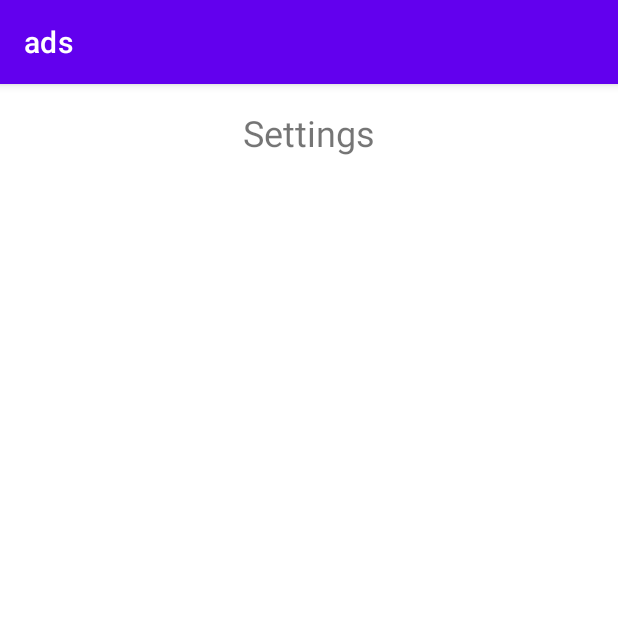
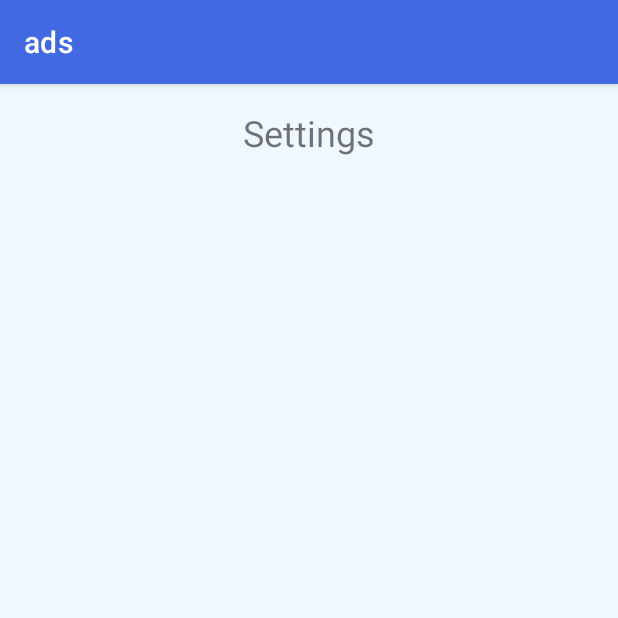
Before and after one commit to dvicanajdinovic/ads, an Android app: the SettingsActivity screen opened directly, with no data from a screen before it, on a phone screen of 412 x 824 dp, the top half of it. Run offline under Robolectric (Android 15) with nearby library versions, the light colour scheme and no system bars.

Commit message:
Main App Bar Content improvement.

```diff
--- a/app/src/main/res/layout/app_bar_main.xml
+++ b/app/src/main/res/layout/app_bar_main.xml
@@ -15,7 +15,7 @@
             android:id="@+id/toolbar"
             android:layout_width="match_parent"
             android:layout_height="?attr/actionBarSize"
-            android:background="?attr/colorPrimary"
+            android:background="@drawable/bg_app_bar"
             />
 
     </com.google.android.material.appbar.AppBarLayout>
--- a/app/src/main/res/values-night/themes.xml
+++ b/app/src/main/res/values-night/themes.xml
@@ -1,16 +1,19 @@
+<?xml version="1.0" encoding="utf-8"?>
 <resources xmlns:tools="http://schemas.android.com/tools">
     <!-- Base application theme. -->
     <style name="Theme.Ads" parent="Theme.MaterialComponents.DayNight.DarkActionBar">
         <!-- Primary brand color. -->
-        <item name="colorPrimary">@color/purple_500</item>
-        <item name="colorPrimaryVariant">@color/purple_700</item>
+        <item name="colorPrimary">@color/primary</item>
+        <item name="colorPrimaryVariant">@color/primary_variant</item>
         <item name="colorOnPrimary">@color/black</item>
         <!-- Secondary brand color. -->
-        <item name="colorSecondary">@color/teal_200</item>
-        <item name="colorSecondaryVariant">@color/teal_200</item>
+        <item name="colorSecondary">@color/secondary</item>
+        <item name="colorSecondaryVariant">@color/secondary_variant</item>
         <item name="colorOnSecondary">@color/black</item>
         <!-- Status bar color. -->
-        <item name="android:statusBarColor">?attr/colorPrimaryVariant</item>
+        <item name="android:statusBarColor">#121212</item>
+        <!-- Background color. -->
+        <item name="android:windowBackground">@color/background</item>
         <!-- Customize your theme here. -->
     </style>
 </resources>
--- a/app/src/main/res/values/colors.xml
+++ b/app/src/main/res/values/colors.xml
@@ -1,10 +1,10 @@
 <?xml version="1.0" encoding="utf-8"?>
 <resources>
-    <color name="purple_200">#FFBB86FC</color>
-    <color name="purple_500">#FF6200EE</color>
-    <color name="purple_700">#FF3700B3</color>
-    <color name="teal_200">#FF03DAC5</color>
-    <color name="teal_700">#FF018786</color>
+    <color name="primary">#4169E1</color>
+    <color name="primary_variant">#6495ED</color>
+    <color name="secondary">#87CEFA</color>
+    <color name="secondary_variant">#ADD8E6</color>
+    <color name="background">#F0F8FF</color>
     <color name="black">#FF000000</color>
     <color name="white">#FFFFFFFF</color>
 </resources>
--- a/app/src/main/res/values/themes.xml
+++ b/app/src/main/res/values/themes.xml
@@ -1,16 +1,19 @@
+<?xml version="1.0" encoding="utf-8"?>
 <resources xmlns:tools="http://schemas.android.com/tools">
     <!-- Base application theme. -->
     <style name="Theme.Ads" parent="Theme.MaterialComponents.DayNight.DarkActionBar">
         <!-- Primary brand color. -->
-        <item name="colorPrimary">@color/purple_500</item>
-        <item name="colorPrimaryVariant">@color/purple_700</item>
+        <item name="colorPrimary">@color/primary</item>
+        <item name="colorPrimaryVariant">@color/primary_variant</item>
         <item name="colorOnPrimary">@color/white</item>
         <!-- Secondary brand color. -->
-        <item name="colorSecondary">@color/teal_200</item>
-        <item name="colorSecondaryVariant">@color/teal_700</item>
+        <item name="colorSecondary">@color/secondary</item>
+        <item name="colorSecondaryVariant">@color/secondary_variant</item>
         <item name="colorOnSecondary">@color/black</item>
         <!-- Status bar color. -->
-        <item name="android:statusBarColor">?attr/colorPrimaryVariant</item>
+        <item name="android:statusBarColor">#121212</item>
+        <!-- Background color. -->
+        <item name="android:windowBackground">@color/background</item>
         <!-- Customize your theme here. -->
     </style>
 
```
Also changed, not shown: app/src/main/res/layout/content_main.xml (+94 -16 lines).
